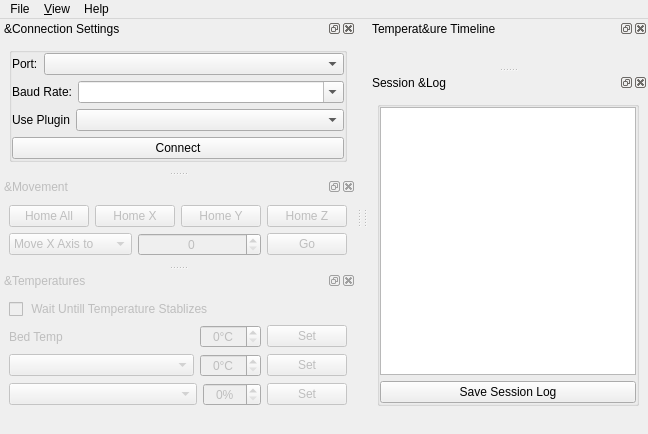
Above: testclient/mainwindow.ui from KDE/atcore before the change. Below: the same form after it.
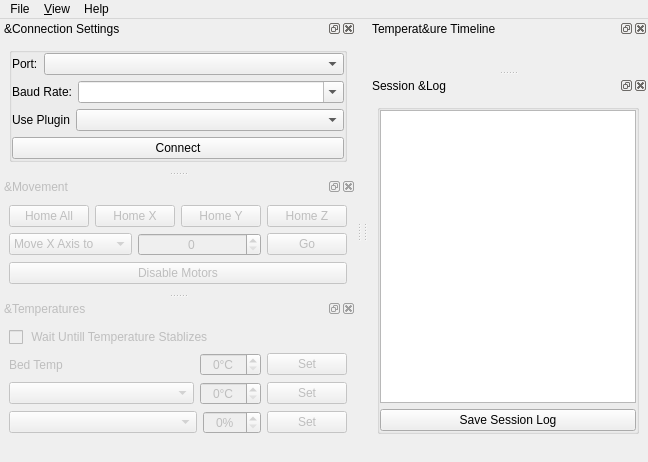
That is the form after the change. Icons and pictures are not drawn. Custom widgets are drawn as their Qt base class.

Commit message: Add setIdleHold(uint). If sent with 0 will send M84 to disable motors send non 0 to delay disabling by that many seconds

What changed in the file:
```diff
--- a/testclient/mainwindow.ui
+++ b/testclient/mainwindow.ui
@@ -744,6 +744,13 @@
        </item>
       </layout>
      </item>
+     <item>
+      <widget class="QPushButton" name="disableMotorsPB">
+       <property name="text">
+        <string>Disable Motors</string>
+       </property>
+      </widget>
+     </item>
     </layout>
    </widget>
   </widget>
```
The commit also changes 4 other files.
